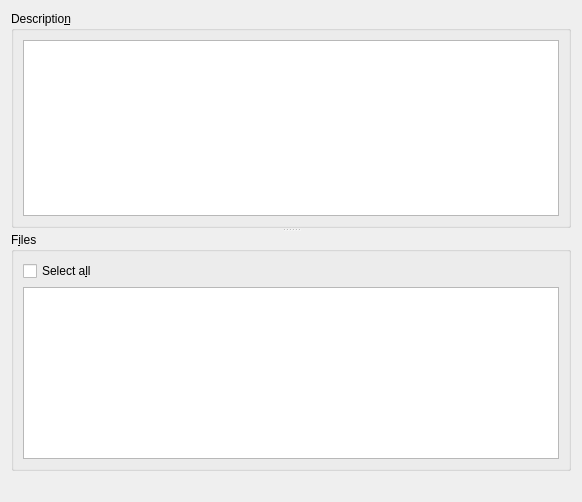
Old version of the form src/plugins/vcsbase/submiteditorwidget.ui in the repository qt-creator/qt-creator.
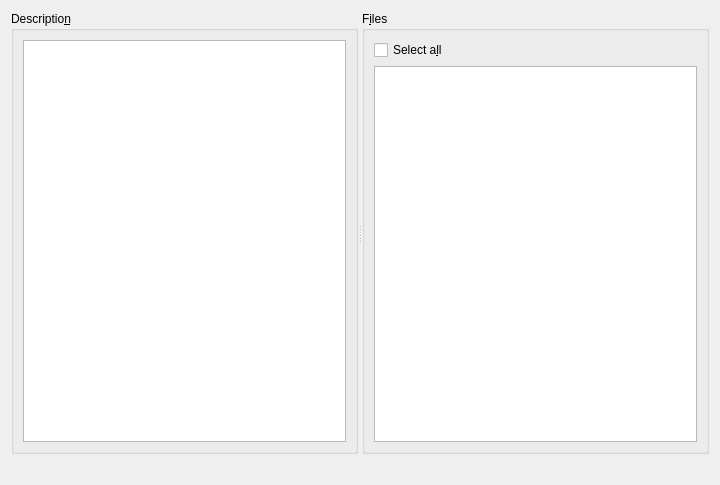
New version of the form. Custom widgets are drawn as their Qt base class.

Commit message:
change vcs submit editor layout
make it two column layout
left column: VCS widgets and Description
right column: Files

Diff of the .ui file:
```diff
--- a/src/plugins/vcsbase/submiteditorwidget.ui
+++ b/src/plugins/vcsbase/submiteditorwidget.ui
@@ -6,22 +6,22 @@
    <rect>
     <x>0</x>
     <y>0</y>
-    <width>582</width>
-    <height>502</height>
+    <width>720</width>
+    <height>485</height>
    </rect>
   </property>
   <property name="windowTitle">
    <string>Subversion Submit</string>
   </property>
-  <layout class="QVBoxLayout">
+  <layout class="QVBoxLayout" name="verticalLayout_3">
    <item>
     <widget class="QSplitter" name="splitter">
      <property name="orientation">
-      <enum>Qt::Vertical</enum>
+      <enum>Qt::Horizontal</enum>
      </property>
-     <property name="childrenCollapsible">
-      <bool>false</bool>
-     </property>
+     <widget class="QWidget" name="verticalLayoutWidget">
+      <layout class="QVBoxLayout" name="vboxLayout">
+       <item>
      <widget class="QGroupBox" name="descriptionBox">
       <property name="title">
        <string>Descriptio&amp;n</string>
@@ -39,12 +39,9 @@
        </item>
       </layout>
      </widget>
-     <widget class="QWidget" name="verticalLayoutWidget">
-      <layout class="QVBoxLayout" name="verticalLayout_3">
-       <property name="topMargin">
-        <number>0</number>
-       </property>
-       <item>
+       </item>
+      </layout>
+     </widget>
         <widget class="QGroupBox" name="groupBox">
          <property name="title">
           <string>F&amp;iles</string>
@@ -68,6 +65,7 @@
           </item>
          </layout>
         </widget>
+    </widget>
        </item>
        <item>
         <layout class="QHBoxLayout" name="buttonLayout">
@@ -88,10 +86,6 @@
           </spacer>
          </item>
         </layout>
-       </item>
-      </layout>
-     </widget>
-    </widget>
    </item>
   </layout>
  </widget>
```
Lines whose indentation alone changed are shown as unchanged.
